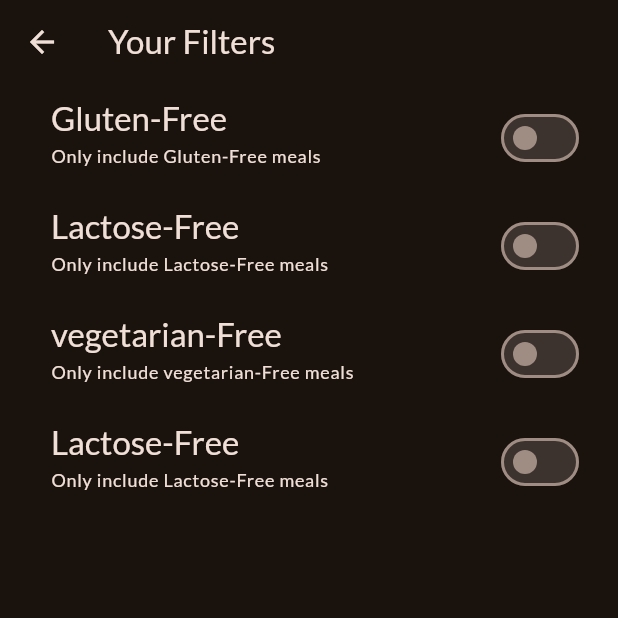
After one commit to OceanWhisperer/Simple-Meals-App, a Flutter app: the FiletersScreen screen opened directly, on a phone screen of 412 x 824 dp, the top half of it. The commit adds this screen. Run offline on Flutter 3.47's test engine with Material 3 defaults, Android fonts, the phone set to English and light mode, and no system bars; our stand-ins replace google_fonts, transparent_image.

Commit message:
Making callbacks from a screen to other screen using PopScope

```diff
--- /dev/null
+++ b/lib/screens/filters.dart
@@ -0,0 +1,149 @@
+import 'package:flutter/material.dart';
+
+enum Filter { glutenfree, lactosefree, vegetarian, vegan }
+
+class FiletersScreen extends StatefulWidget {
+  const FiletersScreen({super.key});
+
+  @override
+  State<FiletersScreen> createState() => _FiletersScreenState();
+}
+
+class _FiletersScreenState extends State<FiletersScreen> {
+  var _glutenfreefilterset = false;
+  var _lactosefreeefilterset = false;
+  var _vegetarianfilterset = false;
+  var _veganfilterset = false;
+  @override
+  Widget build(BuildContext context) {
+    return Scaffold(
+      appBar: AppBar(
+        title: const Text("Your Filters"),
+      ),
+      body: PopScope(
+        canPop: false,
+        onPopInvokedWithResult: (bool didpop, dynamic result) async {
+          if (didpop) return;
+          Navigator.of(context).pop({
+            Filter.glutenfree: _glutenfreefilterset,
+            Filter.lactosefree: _lactosefreeefilterset,
+            Filter.vegetarian: _veganfilterset,
+            Filter.vegan: _veganfilterset,
+          });
+        },
+        child: Column(
+          children: [
+            SwitchListTile(
+              value: _glutenfreefilterset,
+              onChanged: (newval) {
+                setState(() {
+                  _glutenfreefilterset = newval;
+                });
+              },
+              title: Text(
+                "Gluten-Free",
+                style: Theme.of(context)
+                    .textTheme
+                    .titleLarge!
+                    .copyWith(color: Theme.of(context).colorScheme.onSurface),
+              ),
+              subtitle: Text(
+                "Only include Gluten-Free meals",
+                style: Theme.of(context)
+                    .textTheme
+                    .labelMedium!
+                    .copyWith(color: Theme.of(context).colorScheme.onSurface),
+              ),
+              activeColor: Theme.of(context).colorScheme.tertiary,
+              contentPadding: const EdgeInsets.only(
+                left: 34,
+                right: 22,
+              ),
+            ),
+            SwitchListTile(
+              value: _lactosefreeefilterset,
+              onChanged: (newval) {
+                setState(() {
+                  _lactosefreeefilterset = newval;
+                });
+              },
+              title: Text(
+                "Lactose-Free",
+                style: Theme.of(context)
+                    .textTheme
+                    .titleLarge!
+                    .copyWith(color: Theme.of(context).colorScheme.onSurface),
+              ),
+              subtitle: Text(
+                "Only include Lactose-Free meals",
+                style: Theme.of(context)
+                    .textTheme
+                    .labelMedium!
+                    .copyWith(color: Theme.of(context).colorScheme.onSurface),
+              ),
+              activeColor: Theme.of(context).colorScheme.tertiary,
+              contentPadding: const EdgeInsets.only(
+                left: 34,
+                right: 22,
+              ),
+            ),
+            SwitchListTile(
+              value: _vegetarianfilterset,
+              onChanged: (newval) {
+                setState(() {
+                  _vegetarianfilterset = newval;
+                });
+              },
+              title: Text(
+                "vegetarian-Free",
+                style: Theme.of(context)
+                    .textTheme
+                    .titleLarge!
+                    .copyWith(color: Theme.of(context).colorScheme.onSurface),
+              ),
+              subtitle: Text(
+                "Only include vegetarian-Free meals",
+                style: Theme.of(context)
+                    .textTheme
+                    .labelMedium!
+                    .copyWith(color: Theme.of(context).colorScheme.onSurface),
+              ),
+              activeColor: Theme.of(context).colorScheme.tertiary,
+              contentPadding: const EdgeInsets.only(
+                left: 34,
+                right: 22,
+              ),
+            ),
+            SwitchListTile(
+              value: _veganfilterset,
+              onChanged: (newval) {
+                setState(() {
+                  _veganfilterset = newval;
+                });
+              },
+              title: Text(
+                "Lactose-Free",
+                style: Theme.of(context)
+                    .textTheme
+                    .titleLarge!
+                    .copyWith(color: Theme.of(context).colorScheme.onSurface),
+              ),
+              subtitle: Text(
+                "Only include Lactose-Free meals",
+                style: Theme.of(context)
+                    .textTheme
+                    .labelMedium!
+                    .copyWith(color: Theme.of(context).colorScheme.onSurface),
+              ),
+              activeColor: Theme.of(context).colorScheme.tertiary,
+              contentPadding: const EdgeInsets.only(
+                left: 34,
+                right: 22,
+              ),
+            ),
+          ],
+        ),
+      ),
+    );
+  }
+}
```
Also changed, not shown: lib/screens/tabs.dart (+18 -0 lines), lib/widgets/main_drawer.dart (added, +82 -0 lines).
